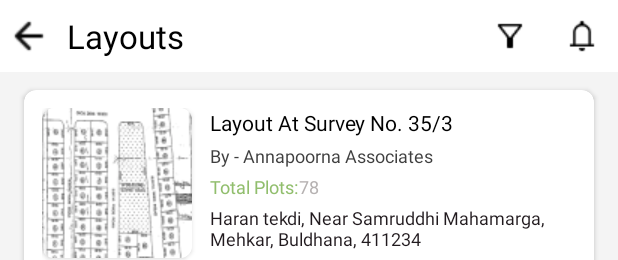
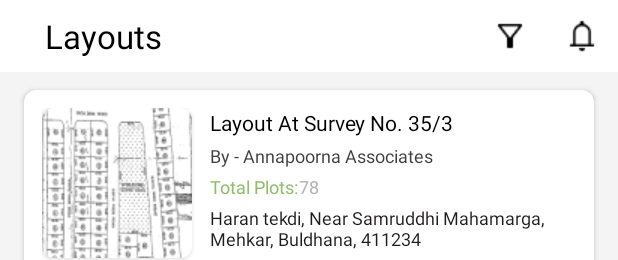
Before and after one commit to Palash2911/Rempo, an Android app: the layout fragment_homepage.xml on its own in the app's theme, with its tools: preview values and no code run, on a phone screen of 412 x 824 dp. Shown: the top 260 px of the screen. Run offline under Robolectric (Android 15) with nearby library versions, the phone set to English and light mode, and no system bars; Roboto replaces fonts that are not available here.

Commit message:
All changes done

```diff
--- a/app/src/main/AndroidManifest.xml
+++ b/app/src/main/AndroidManifest.xml
@@ -2,6 +2,8 @@
 <manifest xmlns:android="http://schemas.android.com/apk/res/android"
     xmlns:tools="http://schemas.android.com/tools"
     package="com.godspeed.propmart">
+
+    <uses-permission android:name="android.permission.INTERNET" />
 
     <application
         android:allowBackup="true"
@@ -14,7 +16,7 @@
         android:theme="@style/Theme.Propmart"
         tools:targetApi="31">
         <activity
-            android:name=".saveprofileimg"
+            android:name=".WebView"
             android:exported="false" />
         <activity
             android:name=".SplashActivity"
--- a/app/src/main/java/com/godspeed/propmart/WebView.kt
+++ b/app/src/main/java/com/godspeed/propmart/WebView.kt
@@ -25,7 +25,7 @@ class WebView : AppCompatActivity() {
         binding.webView.settings.setSupportZoom(true)
         binding.webView.settings.javaScriptEnabled = true
         binding.webView.loadUrl("https://docs.google.com/gview?embedded=true&url=$url");
-
+        Log.d("URL", url.toString())
     }
 
 
--- a/app/src/main/java/com/godspeed/propmart/ui/homepage/HomepageFragment.kt
+++ b/app/src/main/java/com/godspeed/propmart/ui/homepage/HomepageFragment.kt
@@ -63,9 +63,9 @@ class HompageFragment : Fragment() {
             adapter.notifyDataSetChanged();
         }
 
-        binding.imageButton.setOnClickListener{
-            requireActivity().finish();
-        }
+//        binding.imageButton.setOnClickListener{
+//            requireActivity().finish();
+//        }
 
         return root
     }
--- /dev/null
+++ b/app/src/main/res/drawable/ic_baseline_view_headline_24.xml
@@ -0,0 +1,5 @@
+<vector android:height="24dp" android:tint="#000000"
+    android:viewportHeight="24" android:viewportWidth="24"
+    android:width="24dp" xmlns:android="http://schemas.android.com/apk/res/android">
+    <path android:fillColor="@android:color/white" android:pathData="M4,15h16v-2L4,13v2zM4,19h16v-2L4,17v2zM4,11h16L20,9L4,9v2zM4,5v2h16L20,5L4,5z"/>
+</vector>
--- a/app/src/main/res/layout/activity_web_view.xml
+++ b/app/src/main/res/layout/activity_web_view.xml
@@ -10,6 +10,7 @@
         android:id="@+id/web_view"
         android:layout_width="match_parent"
         android:layout_height="match_parent"
+        app:layout_constraintBottom_toBottomOf="parent"
         app:layout_constraintEnd_toEndOf="parent"
         app:layout_constraintStart_toStartOf="parent"
         app:layout_constraintTop_toTopOf="parent" />
--- a/app/src/main/res/layout/fragment_homepage.xml
+++ b/app/src/main/res/layout/fragment_homepage.xml
@@ -17,23 +17,12 @@
             android:layout_height="48dp"
             android:background="@color/white">
 
-            <ImageButton
-                android:id="@+id/imageButton"
-                android:layout_width="28dp"
-                android:layout_height="28dp"
-                android:layout_gravity="center"
-                android:layout_marginLeft="5dp"
-                android:background="@drawable/arrow"
-                app:layout_constraintBottom_toBottomOf="parent"
-                app:layout_constraintStart_toStartOf="parent"
-                app:layout_constraintTop_toTopOf="parent" />
-
             <TextView
                 android:id="@+id/textView8"
                 android:layout_width="wrap_content"
                 android:layout_height="wrap_content"
                 android:layout_gravity="center_vertical"
-                android:layout_marginStart="11dp"
+                android:layout_marginStart="30dp"
                 android:layout_weight="0"
                 android:text="Layouts"
                 android:textColor="@color/black"
@@ -41,7 +30,7 @@
                 android:textSize="22dp"
                 android:textStyle="bold"
                 app:layout_constraintBottom_toBottomOf="parent"
-                app:layout_constraintStart_toEndOf="@+id/imageButton"
+                app:layout_constraintStart_toStartOf="parent"
                 app:layout_constraintTop_toTopOf="parent" />
 
             <ImageView
--- a/app/src/main/res/menu/bottom_nav_menu.xml
+++ b/app/src/main/res/menu/bottom_nav_menu.xml
@@ -19,7 +19,7 @@
 
     <item
         android:id="@+id/navigation_more"
-        android:icon="@drawable/ic_baseline_person_24"
+        android:icon="@drawable/ic_baseline_view_headline_24"
         android:title="@string/more" />
 
 </menu>
--- a/app/src/main/res/values/strings.xml
+++ b/app/src/main/res/values/strings.xml
@@ -1,10 +1,9 @@
 <resources>
-    <string name="app_name">Propmart</string>
+    <string name="app_name">LandMart</string>
     <string name="title_activity_bottomtab">Bottomtab</string>
     <string name="title_Location">Location</string>
     <string name="title_Hompage">Hompage</string>
     <string name="title_Bookmarks">Bookmarks</string>
-    <!-- TODO: Remove or change this placeholder text -->
     <string name="hello_blank_fragment">Hello blank fragment</string>
     <string name="more">More</string>
 </resources>
```
